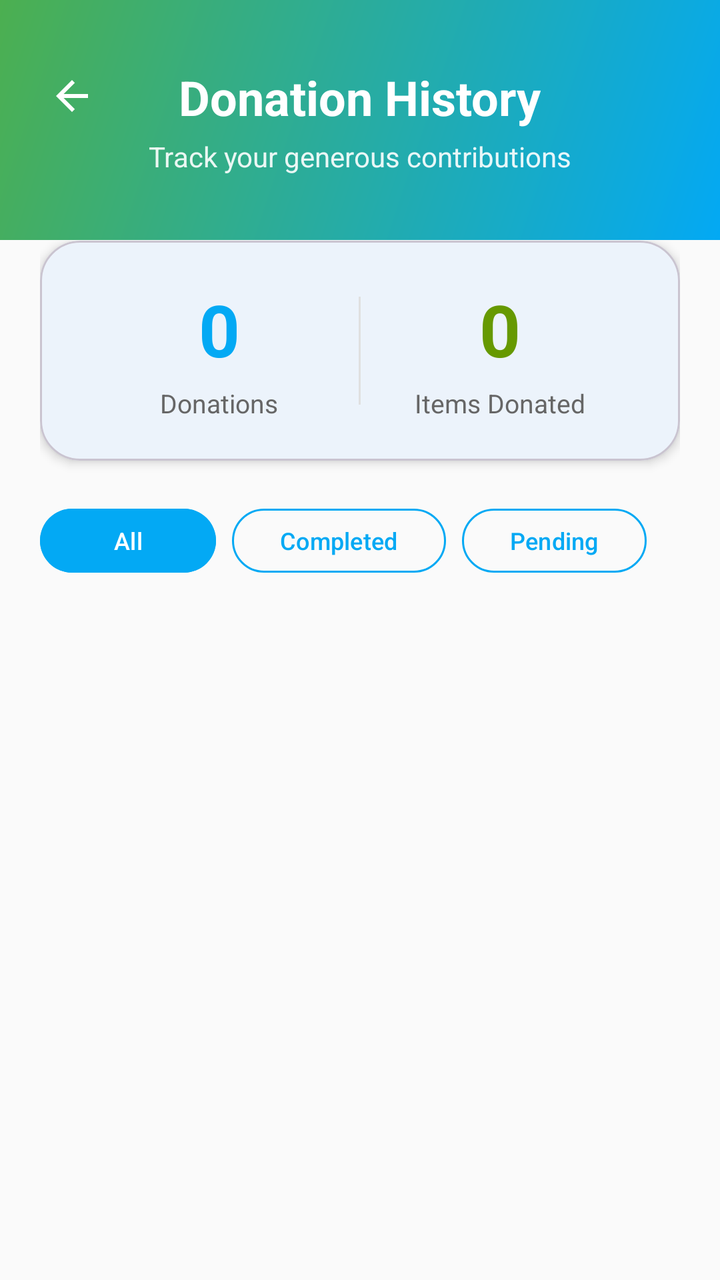
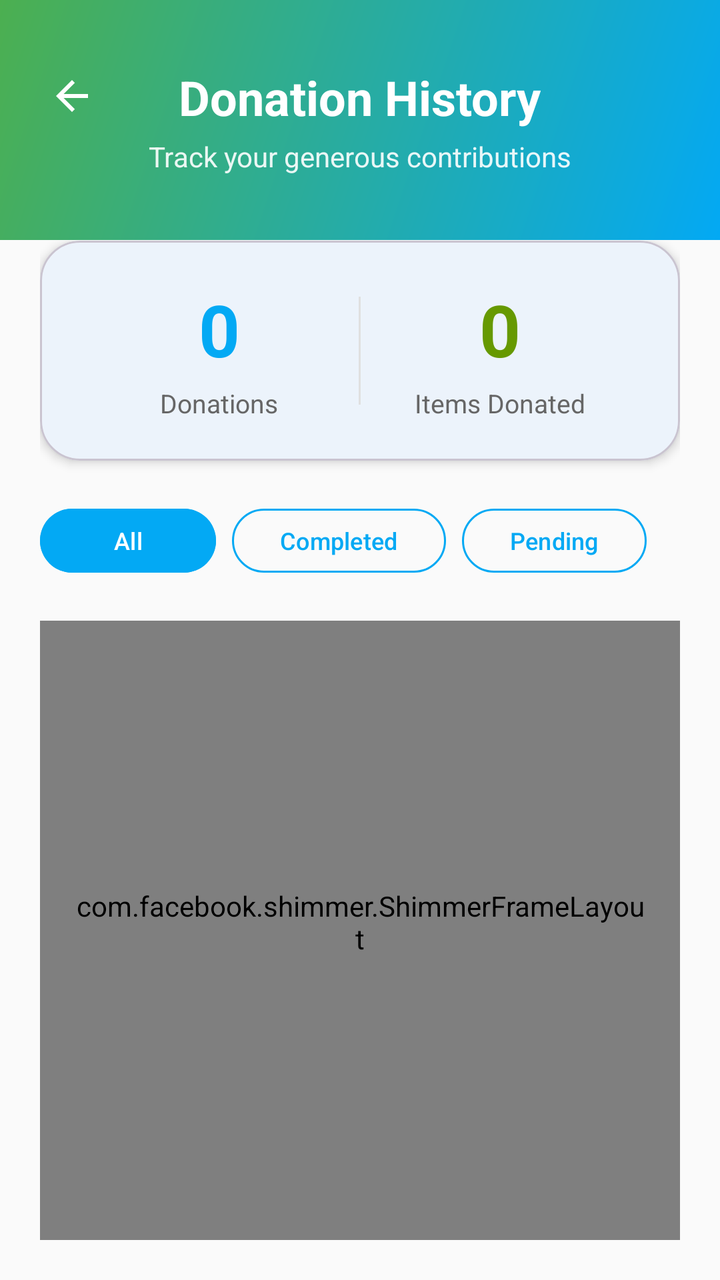

Before-and-after screenshots of an Android layout around one commit, followed by the original layout XML and the change that was made.
<!-- AndroidManifest.xml: application theme Theme.GiveEase -->
<!-- res/layout/fragment_donation_history.xml -->
<?xml version="1.0" encoding="utf-8"?>
<LinearLayout xmlns:android="http://schemas.android.com/apk/res/android"
    xmlns:app="http://schemas.android.com/apk/res-auto"
    android:layout_width="match_parent"
    android:layout_height="match_parent"
    android:orientation="vertical"
    android:background="@color/background">

    <RelativeLayout
        android:layout_width="match_parent"
        android:layout_height="120dp"
        android:background="@drawable/home_header_gradient"
        android:paddingHorizontal="20dp"
        android:paddingTop="16dp">

        <ImageView
            android:id="@+id/btnBack"
            android:layout_width="32dp"
            android:layout_height="32dp"
            android:layout_alignParentTop="true"
            android:layout_marginTop="16dp"
            android:background="?attr/selectableItemBackgroundBorderless"
            android:clickable="true"
            android:contentDescription="Back"
            android:focusable="true"
            android:padding="4dp"
            android:src="@drawable/ic_back"
            app:tint="@android:color/white" />

        <LinearLayout
            android:layout_width="wrap_content"
            android:layout_height="wrap_content"
            android:layout_centerInParent="true"
            android:orientation="vertical"
            android:gravity="center">

            <TextView
                android:layout_width="wrap_content"
                android:layout_height="wrap_content"
                android:text="Donation History"
                android:textSize="24sp"
                android:textStyle="bold"
                android:textColor="@android:color/white" />

            <TextView
                android:layout_width="wrap_content"
                android:layout_height="wrap_content"
                android:text="Track your generous contributions"
                android:textSize="14sp"
                android:textColor="@android:color/white"
                android:alpha="0.9"
                android:layout_marginTop="4dp" />
        </LinearLayout>
    </RelativeLayout>

    <LinearLayout
        android:layout_width="match_parent"
        android:layout_height="match_parent"
        android:orientation="vertical"
        android:padding="20dp"
        android:layout_marginTop="-20dp">

        <com.google.android.material.card.MaterialCardView
            android:layout_width="match_parent"
            android:layout_height="wrap_content"
            android:layout_marginBottom="20dp"
            app:cardCornerRadius="20dp"
            app:cardElevation="3dp"
            app:cardBackgroundColor="@android:color/white">

            <LinearLayout
                android:layout_width="match_parent"
                android:layout_height="wrap_content"
                android:orientation="horizontal"
                android:padding="20dp">

                <LinearLayout
                    android:layout_width="0dp"
                    android:layout_weight="1"
                    android:layout_height="wrap_content"
                    android:orientation="vertical"
                    android:gravity="center">

                    <TextView
                        android:id="@+id/tvTotalDonations"
                        android:layout_width="wrap_content"
                        android:layout_height="wrap_content"
                        android:text="0"
                        android:textSize="36sp"
                        android:textStyle="bold"
                        android:textColor="@color/secondary" />

                    <TextView
                        android:layout_width="wrap_content"
                        android:layout_height="wrap_content"
                        android:text="Donations"
                        android:textSize="13sp"
                        android:textColor="#666666"
                        android:layout_marginTop="4dp"
                        android:gravity="center" />
                </LinearLayout>

                <View
                    android:layout_width="1dp"
                    android:layout_height="match_parent"
                    android:layout_marginVertical="8dp"
                    android:background="#E0E0E0" />

                <LinearLayout
                    android:layout_width="0dp"
                    android:layout_weight="1"
                    android:layout_height="wrap_content"
                    android:orientation="vertical"
                    android:gravity="center">

                    <TextView
                        android:id="@+id/tvTotalAmount"
                        android:layout_width="wrap_content"
                        android:layout_height="wrap_content"
                        android:text="0"
                        android:textSize="36sp"
                        android:textStyle="bold"
                        android:textColor="@android:color/holo_green_dark" />

                    <TextView
                        android:layout_width="wrap_content"
                        android:layout_height="wrap_content"
                        android:text="Items Donated"
                        android:textSize="13sp"
                        android:textColor="#666666"
                        android:layout_marginTop="4dp"
                        android:gravity="center" />
                </LinearLayout>
            </LinearLayout>
        </com.google.android.material.card.MaterialCardView>

        <LinearLayout
            android:layout_width="match_parent"
            android:layout_height="wrap_content"
            android:orientation="horizontal"
            android:layout_marginBottom="20dp">

            <com.google.android.material.button.MaterialButton
                android:id="@+id/btnFilterAll"
                android:layout_width="wrap_content"
                android:layout_height="40dp"
                android:text="All"
                android:textSize="12sp"
                app:cornerRadius="20dp"
                android:backgroundTint="@color/secondary"
                android:layout_marginEnd="8dp"
                style="@style/Widget.Material3.Button" />

            <com.google.android.material.button.MaterialButton
                android:id="@+id/btnFilterCompleted"
                android:layout_width="wrap_content"
                android:layout_height="40dp"
                android:text="Completed"
                android:textSize="12sp"
                app:cornerRadius="20dp"
                app:strokeColor="@color/secondary"
                app:strokeWidth="1dp"
                android:textColor="@color/secondary"
                android:backgroundTint="@android:color/transparent"
                android:layout_marginEnd="8dp"
                style="@style/Widget.Material3.Button.OutlinedButton" />

            <com.google.android.material.button.MaterialButton
                android:id="@+id/btnFilterPending"
                android:layout_width="wrap_content"
                android:layout_height="40dp"
                android:text="Pending"
                android:textSize="12sp"
                app:cornerRadius="20dp"
                app:strokeColor="@color/secondary"
                app:strokeWidth="1dp"
                android:textColor="@color/secondary"
                android:backgroundTint="@android:color/transparent"
                style="@style/Widget.Material3.Button.OutlinedButton" />
        </LinearLayout>

        <androidx.recyclerview.widget.RecyclerView
            android:id="@+id/recyclerViewDonations"
            android:layout_width="match_parent"
            android:layout_height="0dp"
            android:layout_weight="1" />

        <LinearLayout
            android:id="@+id/layoutEmptyState"
            android:layout_width="match_parent"
            android:layout_height="0dp"
            android:layout_weight="1"
            android:orientation="vertical"
            android:gravity="center"
            android:visibility="gone">

            <ImageView
                android:layout_width="80dp"
                android:layout_height="80dp"
                android:src="@drawable/ic_donation"
                app:tint="#CCCCCC"
                android:layout_marginBottom="16dp" />

            <TextView
                android:layout_width="wrap_content"
                android:layout_height="wrap_content"
                android:text="No donations yet"
                android:textSize="18sp"
                android:textStyle="bold"
                android:textColor="#666666"
                android:layout_marginBottom="8dp" />

            <TextView
                android:layout_width="wrap_content"
                android:layout_height="wrap_content"
                android:text="Start making a difference today!"
                android:textSize="14sp"
                android:textColor="#999999"
                android:gravity="center" />

            <com.google.android.material.button.MaterialButton
                android:id="@+id/btnStartDonating"
                android:layout_width="wrap_content"
                android:layout_height="48dp"
                android:text="Start Donating"
                android:textSize="14sp"
                app:cornerRadius="24dp"
                android:backgroundTint="@color/secondary"
                android:layout_marginTop="20dp"
                style="@style/Widget.Material3.Button" />
        </LinearLayout>
    </LinearLayout>
</LinearLayout>
<!-- resources referenced by this layout -->
<resources>
  <color name="background">#FAFAFA</color>
  <color name="secondary">#03A9F4</color>
  <!-- drawable home_header_gradient (drawable) -->
  <shape xmlns:android="http://schemas.android.com/apk/res/android">
      <gradient
          android:angle="135"
          android:startColor="@color/secondary"
          android:endColor="@color/primary"
          android:type="linear" />
  </shape>
  <!-- drawable ic_back (drawable) -->
  <vector xmlns:android="http://schemas.android.com/apk/res/android"
      android:width="24dp"
      android:height="24dp"
      android:viewportWidth="24"
      android:viewportHeight="24">
      <path
          android:fillColor="#FF000000"
          android:pathData="M20,11H7.83l5.59,-5.59L12,4l-8,8 8,8 1.41,-1.41L7.83,13H20v-2z"/>
  </vector>
  <!-- drawable ic_donation: png bitmap (drawable, 513 bytes) -->
  <style name="Theme.GiveEase" parent="Theme.Material3.Light.NoActionBar">
          
          <item name="colorPrimary">@color/primary_blue</item>
          <item name="colorOnPrimary">@color/white</item>
          <item name="colorSecondary">@color/teal_200</item>
          <item name="colorOnSecondary">@color/black</item>
  
          
          <item name="android:windowBackground">@color/background</item>
          <item name="colorSurface">@color/surface</item>
          <item name="colorOnSurface">@color/onSurface</item>
          <item name="colorOnBackground">@color/onBackground</item>
  
          
          <item name="android:statusBarColor" tools:targetApi="l">?attr/colorPrimary</item>
  
      </style>
  <color name="primary">#4CAF50</color>
  <color name="primary_blue">#1976D2</color>
  <color name="white">#FFFFFFFF</color>
  <color name="teal_200">#FF03DAC5</color>
  <color name="black">#FF000000</color>
  <color name="surface">#FFFFFF</color>
  <color name="onSurface">#212121</color>
  <color name="onBackground">#212121</color>
</resources>

<!-- the commit's change to res/layout/fragment_donation_history.xml (unified diff, before → after) -->
@@ -179,11 +179,37 @@
                 style="@style/Widget.Material3.Button.OutlinedButton" />
         </LinearLayout>
 
+        <com.facebook.shimmer.ShimmerFrameLayout
+            android:id="@+id/shimmerLayout"
+            android:layout_width="match_parent"
+            android:layout_height="0dp"
+            android:layout_weight="1"
+            android:paddingTop="8dp"
+            android:paddingBottom="16dp"
+            android:paddingHorizontal="16dp"
+            app:shimmer_auto_start="true">
+
+            <LinearLayout
+                android:layout_width="match_parent"
+                android:layout_height="wrap_content"
+                android:orientation="vertical">
+                <include layout="@layout/item_donation_shimmer" />
+                <include layout="@layout/item_donation_shimmer" />
+                <include layout="@layout/item_donation_shimmer" />
+                <include layout="@layout/item_donation_shimmer" />
+            </LinearLayout>
+        </com.facebook.shimmer.ShimmerFrameLayout>
+
         <androidx.recyclerview.widget.RecyclerView
             android:id="@+id/recyclerViewDonations"
             android:layout_width="match_parent"
             android:layout_height="0dp"
-            android:layout_weight="1" />
+            android:layout_weight="1"
+            android:clipToPadding="false"
+            android:visibility="gone"
+            android:paddingTop="8dp"
+            android:paddingBottom="16dp"
+            android:paddingHorizontal="16dp" />
 
         <LinearLayout
             android:id="@+id/layoutEmptyState"
@@ -231,3 +257,108 @@
         </LinearLayout>
     </LinearLayout>
 </LinearLayout>
+<!-- res/layout/item_donation_shimmer.xml (included above) -->
+<?xml version="1.0" encoding="utf-8"?>
+<com.google.android.material.card.MaterialCardView xmlns:android="http://schemas.android.com/apk/res/android"
+    xmlns:app="http://schemas.android.com/apk/res-auto"
+    android:layout_width="match_parent"
+    android:layout_height="wrap_content"
+    android:layout_marginBottom="12dp"
+    app:cardCornerRadius="16dp"
+    app:cardElevation="2dp"
+    app:cardBackgroundColor="@android:color/white">
+
+    <LinearLayout
+        android:layout_width="match_parent"
+        android:layout_height="wrap_content"
+        android:orientation="horizontal"
+        android:padding="16dp"
+        android:gravity="center_vertical">
+
+        
+        <View
+            android:layout_width="4dp"
+            android:layout_height="80dp"
+            android:background="#E0E0E0"
+            android:layout_marginEnd="16dp" />
+
+        <LinearLayout
+            android:layout_width="0dp"
+            android:layout_weight="1"
+            android:layout_height="wrap_content"
+            android:orientation="vertical">
+
+            <LinearLayout
+                android:layout_width="match_parent"
+                android:layout_height="wrap_content"
+                android:orientation="horizontal"
+                android:gravity="center_vertical"
+                android:layout_marginBottom="4dp">
+
+                
+                <View
+                    android:layout_width="0dp"
+                    android:layout_weight="1"
+                    android:layout_height="20dp"
+                    android:background="#E0E0E0"
+                    android:layout_marginEnd="16dp" />
+
+                
+                <View
+                    android:layout_width="40dp"
+                    android:layout_height="14dp"
+                    android:background="#E0E0E0"
+                    android:layout_marginStart="8dp" />
+            </LinearLayout>
+
+            
+            <View
+                android:layout_width="match_parent"
+                android:layout_height="16dp"
+                android:background="#E0E0E0"
+                android:layout_marginEnd="60dp"
+                android:layout_marginBottom="8dp" />
+
+            <LinearLayout
+                android:layout_width="match_parent"
+                android:layout_height="wrap_content"
+                android:orientation="horizontal"
+                android:gravity="center_vertical">
+
+                
+                <View
+                    android:layout_width="60dp"
+                    android:layout_height="20dp"
+                    android:background="#E0E0E0" />
+
+                
+                <View
+                    android:layout_width="50dp"
+                    android:layout_height="20dp"
+                    android:background="#E0E0E0"
+                    android:layout_marginStart="8dp" />
+            </LinearLayout>
+        </LinearLayout>
+
+        <LinearLayout
+            android:layout_width="wrap_content"
+            android:layout_height="wrap_content"
+            android:orientation="vertical"
+            android:gravity="end"
+            android:layout_marginStart="12dp">
+
+            
+            <View
+                android:layout_width="60dp"
+                android:layout_height="24dp"
+                android:background="#E0E0E0"
+                android:layout_marginBottom="4dp" />
+
+            
+            <View
+                android:layout_width="24dp"
+                android:layout_height="24dp"
+                android:background="#E0E0E0" />
+        </LinearLayout>
+    </LinearLayout>
+</com.google.android.material.card.MaterialCardView>
